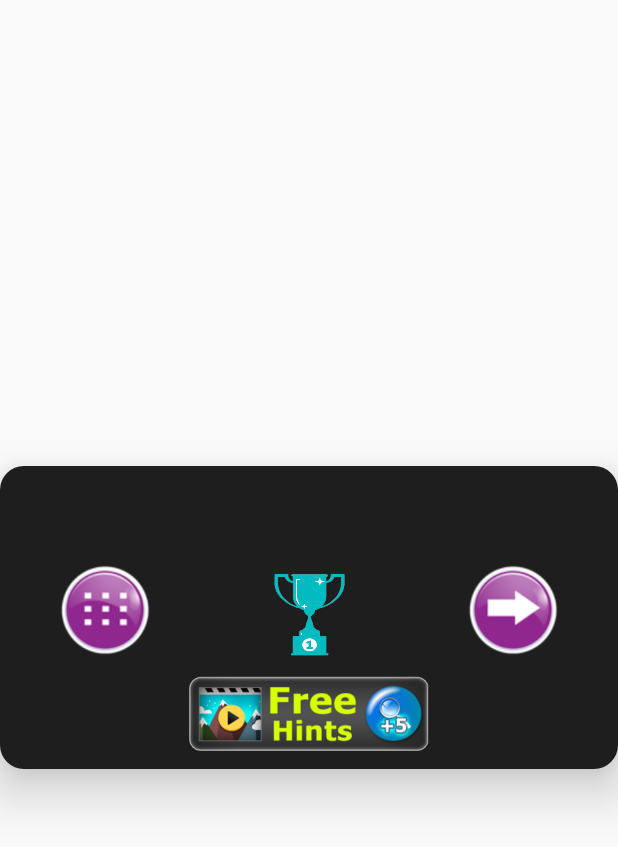
After one commit to andriihovanec/FindDifferences, an Android app: the layout dialog_game_complete.xml on its own in the app's theme, with its tools: preview values and no code run, on a phone screen of 412 x 824 dp. The commit adds this screen. Shown: the top 847 px of the screen. Run offline under Robolectric (Android 15) with nearby library versions, the phone set to English and light mode, and no system bars; Roboto replaces fonts that are not available here.

Commit message:
fix use hidden hint, show game completed dialog, code refactoring

```diff
--- a/app/src/main/java/com/olbigames/finddifferencesgames/cache/game/GameDao.kt
+++ b/app/src/main/java/com/olbigames/finddifferencesgames/cache/game/GameDao.kt
@@ -37,12 +37,6 @@ interface GameDao : BaseDao<GameEntity>,
     @Query("SELECT * FROM games WHERE level LIKE :level")
     override fun getGame(level: Int): GameEntity
 
-    @Query("SELECT hintCount FROM games WHERE level =:level")
-    override fun hiddenHintCount(level: Int): Int
-
-    @Query("UPDATE games SET hintCount = hintCount - 1 WHERE level =:level")
-    override fun subtractOneHint(level: Int)
-
     /*@Transaction
     @Query("SELECT * FROM game_level")
     fun getAllGamesWithDifferences(): List<GameWithDifferences>*/
--- a/app/src/main/java/com/olbigames/finddifferencesgames/data/game/GameCache.kt
+++ b/app/src/main/java/com/olbigames/finddifferencesgames/data/game/GameCache.kt
@@ -11,7 +11,4 @@ interface GameCache {
     fun foundedCount(level: Int): Int
     fun updateFoundedCount(level: Int)
     fun resetFoundedCount(level: Int)
-
-    fun hiddenHintCount(level: Int): Int
-    fun subtractOneHint(level: Int)
 }
--- a/app/src/main/java/com/olbigames/finddifferencesgames/domain/game/GameEntity.kt
+++ b/app/src/main/java/com/olbigames/finddifferencesgames/domain/game/GameEntity.kt
@@ -18,7 +18,5 @@ class GameEntity(
     @ColumnInfo(name = "count")
     var differentCount: Int = 0,
     @ColumnInfo(name = "foundedCount")
-    var foundedCount: Int = 0,
-    @ColumnInfo(name = "hintCount")
-    var hintCount: Int = 10
+    var foundedCount: Int = 0
 )
--- /dev/null
+++ b/app/src/main/res/drawable-mdpi/bg_dialog_completed.xml
@@ -0,0 +1,6 @@
+<?xml version="1.0" encoding="utf-8"?>
+<shape xmlns:android="http://schemas.android.com/apk/res/android">
+    <solid android:color="@color/colorDialogBackground"/>
+    <corners android:radius="16dp"/>
+    <padding android:left="0dp" android:top="0dp" android:right="0dp" android:bottom="0dp" />
+</shape>
--- /dev/null
+++ b/app/src/main/res/layout/dialog_game_complete.xml
@@ -0,0 +1,63 @@
+<?xml version="1.0" encoding="utf-8"?>
+<androidx.constraintlayout.widget.ConstraintLayout
+    xmlns:android="http://schemas.android.com/apk/res/android"
+    xmlns:app="http://schemas.android.com/apk/res-auto"
+    android:id="@+id/constraintLayout2"
+    android:layout_width="match_parent"
+    android:layout_height="wrap_content"
+    android:elevation="20dp"
+    android:paddingBottom="12dp"
+    android:background="@drawable/bg_dialog_completed"
+    android:layout_gravity="center"
+    app:layout_constraintEnd_toEndOf="parent"
+    app:layout_constraintStart_toStartOf="parent"
+    app:layout_constraintTop_toTopOf="parent">
+
+    <View
+        android:id="@+id/view_separator"
+        android:layout_width="match_parent"
+        android:layout_height="60dp"
+        app:layout_constraintEnd_toEndOf="parent"
+        app:layout_constraintStart_toStartOf="parent"
+        app:layout_constraintTop_toTopOf="parent" />
+
+    <ImageButton
+        android:layout_width="60dp"
+        android:layout_height="60dp"
+        android:id="@+id/all_game"
+        android:background="@drawable/button_menu"
+        android:layout_marginStart="40dp"
+        android:layout_marginTop="6dp"
+        app:layout_constraintTop_toBottomOf="@+id/view_separator"
+        app:layout_constraintStart_toStartOf="parent"/>
+
+    <ImageButton android:layout_width="60dp"
+        android:layout_height="60dp"
+        android:id="@+id/view_separator_vertical"
+        android:background="@drawable/winnercup"
+        app:layout_constraintTop_toBottomOf="@+id/view_separator"
+        app:layout_constraintEnd_toEndOf="parent"
+        app:layout_constraintStart_toStartOf="parent"
+        android:layout_marginTop="8dp" />
+
+    <ImageButton
+        android:layout_width="60dp"
+        android:layout_height="60dp"
+        android:id="@+id/next_game"
+        android:background="@drawable/button_next"
+        android:layout_marginTop="6dp"
+        android:layout_marginEnd="40dp"
+        app:layout_constraintTop_toBottomOf="@+id/view_separator"
+        app:layout_constraintEnd_toEndOf="parent"/>
+
+    <ImageButton
+        android:id="@+id/ib_free_hints"
+        android:layout_width="160dp"
+        android:layout_height="50dp"
+        android:background="@drawable/free_hints"
+        android:layout_marginTop="12dp"
+        app:layout_constraintEnd_toEndOf="parent"
+        app:layout_constraintStart_toStartOf="parent"
+        app:layout_constraintTop_toBottomOf="@+id/view_separator_vertical" />
+
+</androidx.constraintlayout.widget.ConstraintLayout>
--- a/app/src/main/res/values/colors.xml
+++ b/app/src/main/res/values/colors.xml
@@ -4,4 +4,5 @@
     <color name="colorPrimaryDark">#822601</color>
     <color name="colorAccent">#FBDB38</color>
     <color name="colorDownloadLevelButton">#9163A4</color>
+    <color name="colorDialogBackground">#1E1E1E</color>
 </resources>
```
Also changed, not shown: app/src/main/java/com/olbigames/finddifferencesgames/cache/SharedPrefsManager.kt (+8 -0 lines), app/src/main/java/com/olbigames/finddifferencesgames/data/game/GameRepositoryImpl.kt (+0 -9 lines), app/src/main/java/com/olbigames/finddifferencesgames/domain/game/GameRepository.kt (+9 -5 lines), app/src/main/java/com/olbigames/finddifferencesgames/domain/game/HiddenHintCount.kt (deleted, +0 -13 lines), app/src/main/java/com/olbigames/finddifferencesgames/domain/game/SubtractOneHint.kt (deleted, +0 -15 lines), app/src/main/java/com/olbigames/finddifferencesgames/presentation/viewmodel/GameViewModel.kt (+20 -23 lines), app/src/main/java/com/olbigames/finddifferencesgames/renderer/GameRenderer.kt (+11 -18 lines), app/src/main/java/com/olbigames/finddifferencesgames/ui/game/GameCompleteDialog.kt (added, +64 -0 lines), app/src/main/java/com/olbigames/finddifferencesgames/ui/game/GameFragment.kt (+56 -49 lines), app/src/main/res/navigation/nav_graph.xml (+8 -0 lines), app/src/main/res/drawable-mdpi/free_hints.png (added), app/src/main/res/drawable-mdpi/winnercup.png (added).
